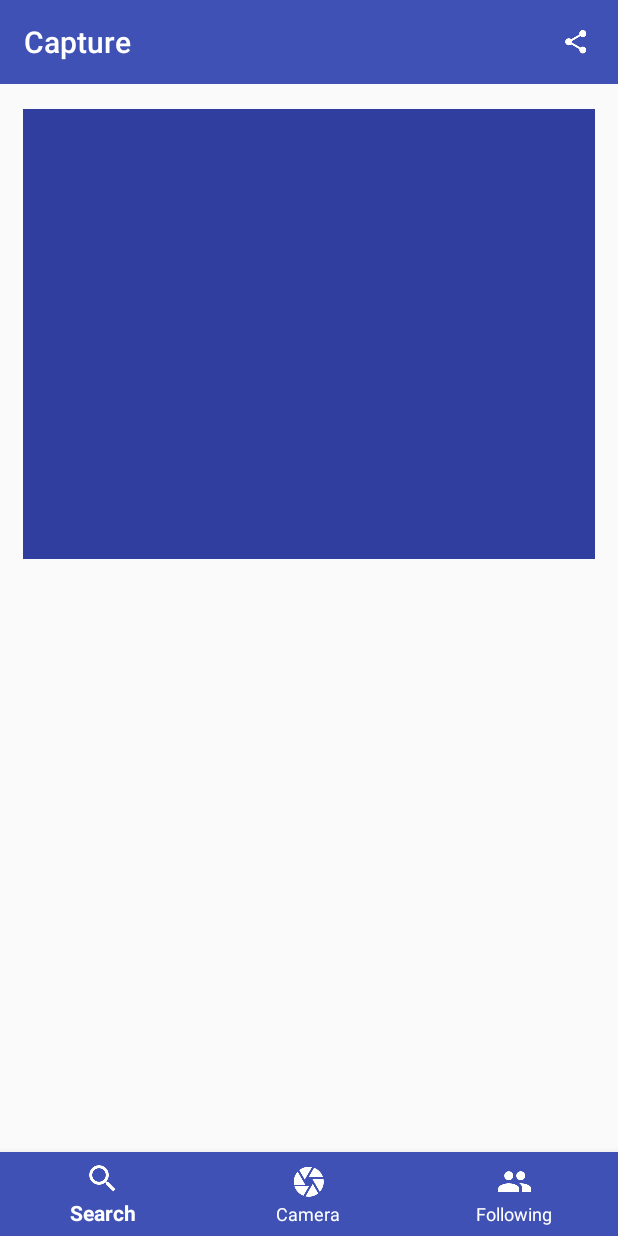
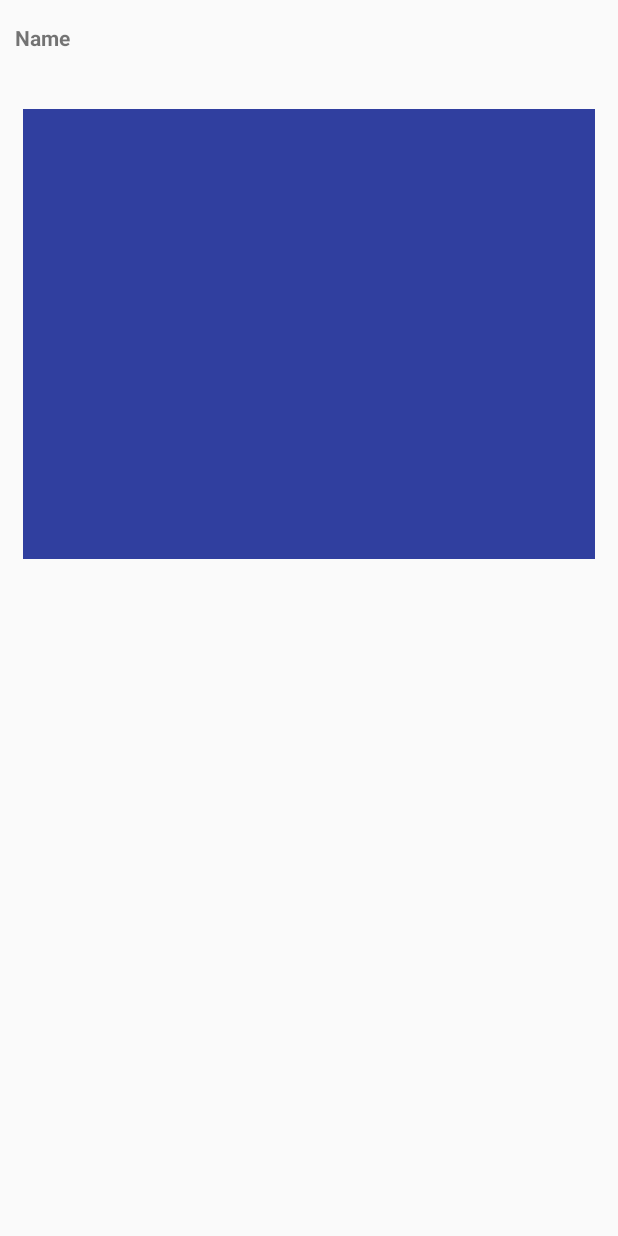
Before and after one commit to CS410-2017Jan/MoodSwing, an Android app: the CaptureActivity screen opened directly, with no data from a screen before it, on a phone screen of 412 x 824 dp. Run offline under Robolectric (Android 15) with nearby library versions, the phone set to English and light mode, and no system bars; our stand-ins replace ButterKnife; libraries missing offline, so code that uses them is left out: javax.inject.

Commit message:
SetTitle API call is wrong structure so it crashes when called, otherwise change title is finished, if anyone wants to look into the api call, go ahead

```diff
--- a/fe/app/src/main/java/com/moodswing/activity/CaptureActivity.java
+++ b/fe/app/src/main/java/com/moodswing/activity/CaptureActivity.java
@@ -55,11 +55,11 @@
     @BindView(R.id.cap_text)
     TextView _capText;
 
-    @BindView(R.id.toolbar)
-    Toolbar toolbar;
+//    @BindView(R.id.toolbar)
+//    Toolbar toolbar;
 
-    @BindView(R.id.bottom_navigation)
-    BottomNavigationView bottomNavigationView;
+//    @BindView(R.id.bottom_navigation)
+//    BottomNavigationView bottomNavigationView;
 
 //    private CaptureComponent _captureComponent;
 
@@ -76,9 +76,9 @@
         ButterKnife.bind(this);
         ApplicationComponent applicationComponent = ((MoodSwingApplication) getApplication()).getApplicationComponent();
 
-        setSupportActionBar(toolbar);
-        toolbar.setTitleTextColor(Color.WHITE);
-        initializeBottomNavigationView();
+//        setSupportActionBar(toolbar);
+//        toolbar.setTitleTextColor(Color.WHITE);
+        //initializeBottomNavigationView();
 
 //        initializePresenter();
     }
@@ -162,27 +162,27 @@
         return super.onOptionsItemSelected(menuItem);
     }
 
-    private void initializeBottomNavigationView() {
-        bottomNavigationView.setOnNavigationItemSelectedListener( new BottomNavigationView.OnNavigationItemSelectedListener() {
-
-            @Override
-            public boolean onNavigationItemSelected(@NonNull MenuItem item) {
-                switch (item.getItemId()) {
-                    case R.id.action_search:
-                        // TODO: Re-direct to search
-                        break;
-                    case R.id.action_camera:
-                        Intent intent = new Intent(getApplicationContext(), CameraActivity.class);
-                        startActivity(intent);
-                        break;
-                    case R.id.action_follows:
-                        // TODO: Re-direct to follows
-                        break;
-                    default:
-                        return false;
-                }
-                return true;
-            }
-        });
-    }
+//    private void initializeBottomNavigationView() {
+//        bottomNavigationView.setOnNavigationItemSelectedListener( new BottomNavigationView.OnNavigationItemSelectedListener() {
+//
+//            @Override
+//            public boolean onNavigationItemSelected(@NonNull MenuItem item) {
+//                switch (item.getItemId()) {
+//                    case R.id.action_search:
+//                        // TODO: Re-direct to search
+//                        break;
+//                    case R.id.action_camera:
+//                        Intent intent = new Intent(getApplicationContext(), CameraActivity.class);
+//                        startActivity(intent);
+//                        break;
+//                    case R.id.action_follows:
+//                        // TODO: Re-direct to follows
+//                        break;
+//                    default:
+//                        return false;
+//                }
+//                return true;
+//            }
+//        });
+//    }
 }
--- a/fe/app/src/main/java/com/moodswing/mvp/mvp/view/JournalView.java
+++ b/fe/app/src/main/java/com/moodswing/mvp/mvp/view/JournalView.java
@@ -14,5 +14,7 @@ public interface JournalView extends View {
     void onDeletionSuccess();
     void onEntryFailure();
     void onDeletionFailure();
+    void onSetTitleSuccess();
+    void onSetTitleFailure();
     void showError();
 }
--- a/fe/app/src/main/java/com/moodswing/mvp/network/Repository.java
+++ b/fe/app/src/main/java/com/moodswing/mvp/network/Repository.java
@@ -6,6 +6,7 @@ import com.moodswing.mvp.mvp.model.DeleteCaptureResponse;
 import com.moodswing.mvp.mvp.model.JournalEntries;
 import com.moodswing.mvp.mvp.model.LoginResponse;
 import com.moodswing.mvp.mvp.model.NewEntryResponse;
+import com.moodswing.mvp.mvp.model.SetTitleResponse;
 import com.moodswing.mvp.mvp.model.SignupResponse;
 import com.moodswing.mvp.mvp.model.ProfilePictureResponse;
 import com.moodswing.mvp.mvp.model.User;
@@ -23,6 +24,7 @@ import retrofit2.http.Part;
 
 public interface Repository {
     Observable<NewEntryResponse> postNewEntry(Capture capture, String accessToken);
+    Observable<SetTitleResponse> setTitle(String accessToken, String entryId, String title);
     Observable<DeleteCaptureResponse> deleteCapture(String _id, String accessToken);
     Observable<List<JournalEntries>> getJournalEntries(String username);
     Observable<SignupResponse> postUser(User user);
--- a/fe/app/src/main/java/com/moodswing/rest/MoodSwingRestRepository.java
+++ b/fe/app/src/main/java/com/moodswing/rest/MoodSwingRestRepository.java
@@ -6,6 +6,7 @@ import com.moodswing.mvp.mvp.model.DeleteCaptureResponse;
 import com.moodswing.mvp.mvp.model.JournalEntries;
 import com.moodswing.mvp.mvp.model.LoginResponse;
 import com.moodswing.mvp.mvp.model.NewEntryResponse;
+import com.moodswing.mvp.mvp.model.SetTitleResponse;
 import com.moodswing.mvp.mvp.model.SignupResponse;
 import com.moodswing.mvp.mvp.model.ProfilePictureResponse;
 import com.moodswing.mvp.mvp.model.User;
@@ -41,6 +42,11 @@ public class MoodSwingRestRepository implements Repository {
     }
 
     @Override
+    public Observable<SetTitleResponse> setTitle(String accessToken, String entryId, String title){
+        return apiService.setTitle(accessToken, entryId, title);
+    };
+
+    @Override
     public Observable<NewEntryResponse> postNewEntry(Capture capture, String accessToken) {
         return apiService.postNewEntry(capture, accessToken);
     }
--- a/fe/app/src/main/res/layout/activity_capture.xml
+++ b/fe/app/src/main/res/layout/activity_capture.xml
@@ -101,21 +101,21 @@
 
     </RelativeLayout>
 
-    <android.support.design.widget.BottomNavigationView
-        android:id="@+id/bottom_navigation"
-        android:layout_width="match_parent"
-        android:layout_height="wrap_content"
-        android:layout_alignParentBottom="true"
-        app:itemBackground="@color/colorPrimary"
-        app:itemIconTint="@color/white"
-        app:itemTextColor="@color/white"
-        app:menu="@menu/bottom_navigation_main" />
+    <!--<android.support.design.widget.BottomNavigationView-->
+        <!--android:id="@+id/bottom_navigation"-->
+        <!--android:layout_width="match_parent"-->
+        <!--android:layout_height="wrap_content"-->
+        <!--android:layout_alignParentBottom="true"-->
+        <!--app:itemBackground="@color/colorPrimary"-->
+        <!--app:itemIconTint="@color/white"-->
+        <!--app:itemTextColor="@color/white"-->
+        <!--app:menu="@menu/bottom_navigation_main" />-->
 
-    <android.support.v7.widget.Toolbar
-        android:id="@+id/toolbar"
-        android:layout_width="match_parent"
-        android:layout_height="wrap_content"
-        android:background="?attr/colorPrimary"
-        android:minHeight="?attr/actionBarSize"/>
+    <!--<android.support.v7.widget.Toolbar-->
+        <!--android:id="@+id/toolbar"-->
+        <!--android:layout_width="match_parent"-->
+        <!--android:layout_height="wrap_content"-->
+        <!--android:background="?attr/colorPrimary"-->
+        <!--android:minHeight="?attr/actionBarSize"/>-->
 
 </RelativeLayout>
```
Also changed, not shown: fe/app/src/main/java/com/moodswing/activity/JournalActivity.java (+17 -1 lines), fe/app/src/main/java/com/moodswing/injector/module/JournalModule.java (+8 -1 lines), fe/app/src/main/java/com/moodswing/mvp/domain/SetTitleUsecase.java (added, +32 -0 lines), fe/app/src/main/java/com/moodswing/mvp/mvp/model/DateAdapter.java (+41 -0 lines), fe/app/src/main/java/com/moodswing/mvp/mvp/model/DateBlock.java (+11 -1 lines), fe/app/src/main/java/com/moodswing/mvp/mvp/model/JournalEntries.java (+11 -1 lines), fe/app/src/main/java/com/moodswing/mvp/mvp/model/SetTitleResponse.java (added, +23 -0 lines), fe/app/src/main/java/com/moodswing/mvp/mvp/presenter/JournalPresenter.java (+35 -4 lines), fe/app/src/main/java/com/moodswing/rest/ApiService.java (+7 -0 lines), fe/app/src/main/res/layout/date_list_container.xml (+36 -1 lines), fe/app/src/main/res/drawable-hdpi/check.png (added).
